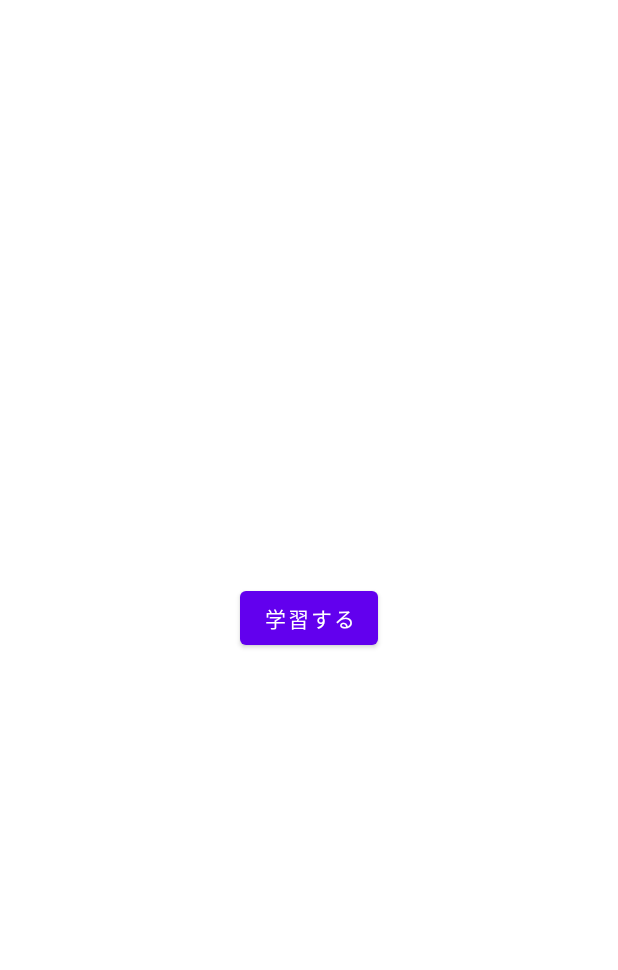
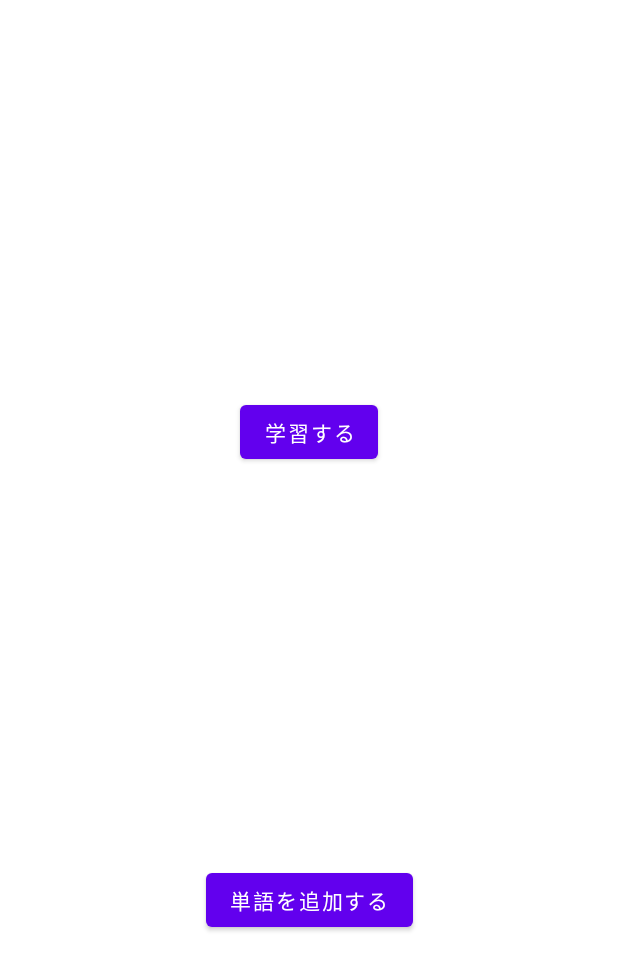
Before and after one commit to sakuradauverworld/Practice_Sakurada, an Android app: the layout activity_main.xml on its own in the app's theme, with its tools: preview values and no code run, on a phone screen of 412 x 824 dp. Shown: the top 970 px of the screen. Run offline under Robolectric (Android 15) with nearby library versions, the phone set to English and light mode, and no system bars.

Commit message:
単語追加ボタンの作成と単語追加画面遷移機能実装

```diff
--- a/TangoApp/app/src/main/java/com/example/tangoapp/MainActivity.kt
+++ b/TangoApp/app/src/main/java/com/example/tangoapp/MainActivity.kt
@@ -18,5 +18,11 @@
 
             startActivity(intent)
         }
+
+        binding.wordAdditionButton.setOnClickListener {
+            val intent = Intent(this, WordAdditionActivity::class.java)
+
+            startActivity(intent)
+        }
     }
 }
--- a/TangoApp/app/src/main/res/layout/activity_main.xml
+++ b/TangoApp/app/src/main/res/layout/activity_main.xml
@@ -11,8 +11,18 @@
         android:layout_width="wrap_content"
         android:layout_height="wrap_content"
         android:text="学習する"
-        app:layout_constraintTop_toTopOf="parent"
+        app:layout_constraintBottom_toTopOf="@+id/wordAdditionButton"
+        app:layout_constraintEnd_toEndOf="parent"
         app:layout_constraintStart_toStartOf="parent"
+        app:layout_constraintTop_toTopOf="parent" />
+
+    <Button
+        android:id="@+id/wordAdditionButton"
+        android:layout_width="wrap_content"
+        android:layout_height="wrap_content"
+        android:text="単語を追加する"
+        android:layout_marginBottom="200dp"
+        app:layout_constraintBottom_toBottomOf="parent"
         app:layout_constraintEnd_toEndOf="parent"
-        app:layout_constraintBottom_toBottomOf="parent"/>
+        app:layout_constraintStart_toStartOf="parent" />
 </androidx.constraintlayout.widget.ConstraintLayout>
```
